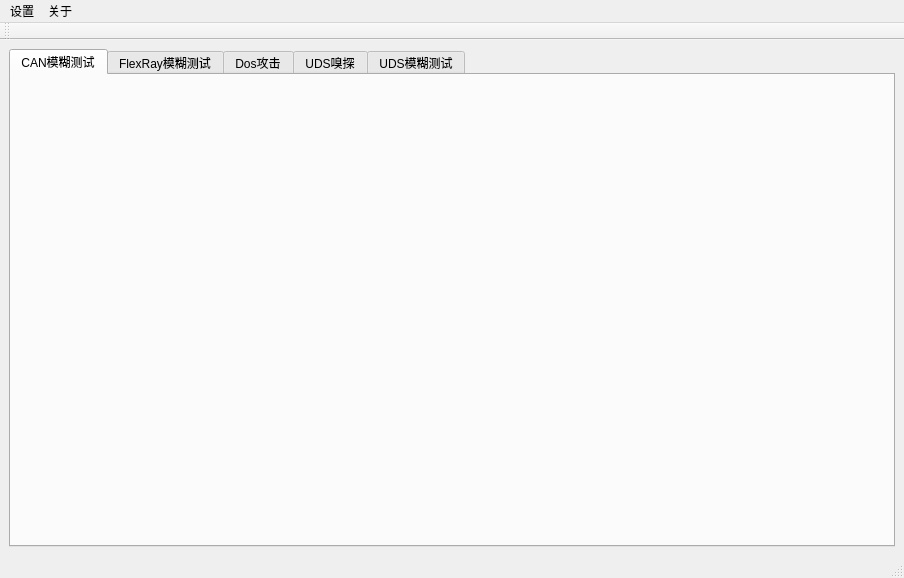
Old version of the form ui/main_window.ui in the repository hongyan3/fuzz_platform.
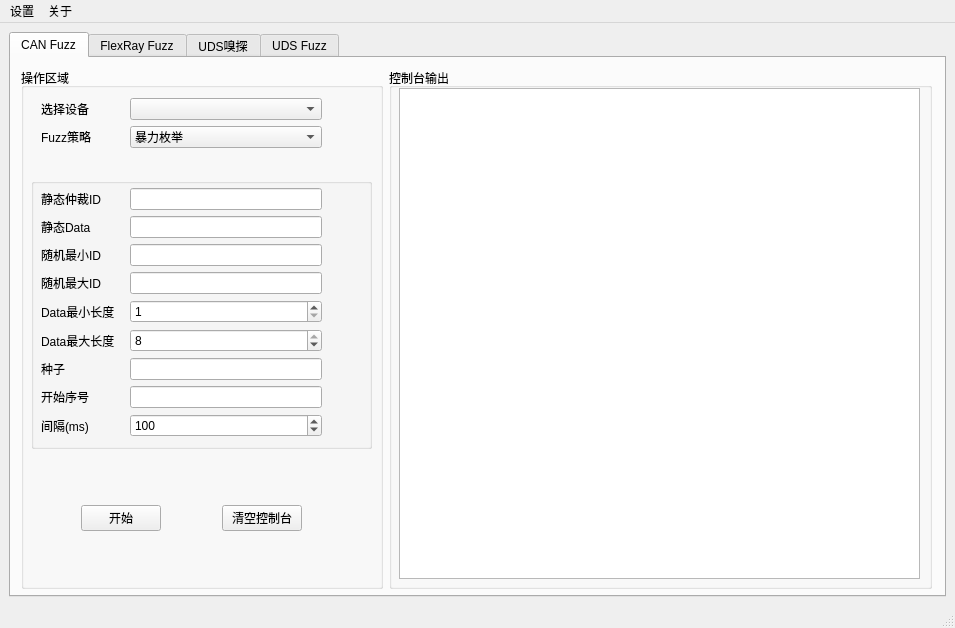
New version of the form. Icons and pictures are not drawn.

What changed in the file:
```diff
--- a/ui/main_window.ui
+++ b/ui/main_window.ui
@@ -6,10 +6,16 @@
    <rect>
     <x>0</x>
     <y>0</y>
-    <width>904</width>
-    <height>578</height>
+    <width>955</width>
+    <height>628</height>
    </rect>
   </property>
+  <property name="sizePolicy">
+   <sizepolicy hsizetype="Preferred" vsizetype="Preferred">
+    <horstretch>0</horstretch>
+    <verstretch>0</verstretch>
+   </sizepolicy>
+  </property>
   <property name="windowTitle">
    <string>Fuzz Platform V0.10</string>
   </property>
@@ -21,42 +27,394 @@
    <bool>false</bool>
   </property>
   <widget class="QWidget" name="centralwidget">
+   <property name="sizePolicy">
+    <sizepolicy hsizetype="Preferred" vsizetype="Preferred">
+     <horstretch>0</horstretch>
+     <verstretch>0</verstretch>
+    </sizepolicy>
+   </property>
    <layout class="QHBoxLayout" name="horizontalLayout">
     <item>
-     <layout class="QVBoxLayout" name="verticalLayout">
-      <item>
-       <widget class="QTabWidget" name="tabWidget">
-        <property name="currentIndex">
-         <number>0</number>
+     <widget class="QTabWidget" name="tabWidget">
+      <property name="currentIndex">
+       <number>0</number>
+      </property>
+      <widget class="QWidget" name="tab">
+       <property name="sizePolicy">
+        <sizepolicy hsizetype="Preferred" vsizetype="Preferred">
+         <horstretch>0</horstretch>
+         <verstretch>0</verstretch>
+        </sizepolicy>
+       </property>
+       <attribute name="title">
+        <string>CAN Fuzz</string>
+       </attribute>
+       <widget class="QWidget" name="layoutWidget">
+        <property name="geometry">
+         <rect>
+          <x>10</x>
+          <y>10</y>
+          <width>911</width>
+          <height>521</height>
+         </rect>
         </property>
-        <widget class="QWidget" name="tab_1">
-         <attribute name="title">
-          <string>CAN模糊测试</string>
-         </attribute>
-        </widget>
-        <widget class="QWidget" name="tab_2">
-         <attribute name="title">
-          <string>FlexRay模糊测试</string>
-         </attribute>
-        </widget>
-        <widget class="QWidget" name="tab_3">
-         <attribute name="title">
-          <string>Dos攻击</string>
-         </attribute>
-        </widget>
-        <widget class="QWidget" name="tab_4">
-         <attribute name="title">
-          <string>UDS嗅探</string>
-         </attribute>
-        </widget>
-        <widget class="QWidget" name="tab_5">
-         <attribute name="title">
-          <string>UDS模糊测试</string>
-         </attribute>
-        </widget>
+        <layout class="QHBoxLayout" name="horizontalLayout_2" stretch="4,6">
+         <item>
+          <widget class="QGroupBox" name="operating_area">
+           <property name="title">
+            <string>操作区域</string>
+           </property>
+           <widget class="QWidget" name="layoutWidget">
+            <property name="geometry">
+             <rect>
+              <x>20</x>
+              <y>30</y>
+              <width>281</width>
+              <height>50</height>
+             </rect>
+            </property>
+            <layout class="QGridLayout" name="gridLayout" columnstretch="3,7">
+             <item row="1" column="0">
+              <widget class="QLabel" name="label_2">
+               <property name="text">
+                <string>Fuzz策略</string>
+               </property>
+              </widget>
+             </item>
+             <item row="0" column="0">
+              <widget class="QLabel" name="label">
+               <property name="text">
+                <string>选择设备</string>
+               </property>
+              </widget>
+             </item>
+             <item row="1" column="1">
+              <widget class="QComboBox" name="fuzz_select">
+               <item>
+                <property name="text">
+                 <string>暴力枚举</string>
+                </property>
+               </item>
+               <item>
+                <property name="text">
+                 <string>随机Fuzz</string>
+                </property>
+               </item>
+              </widget>
+             </item>
+             <item row="0" column="1">
+              <widget class="QComboBox" name="device_select"/>
+             </item>
+            </layout>
+           </widget>
+           <widget class="QGroupBox" name="random_fuzz">
+            <property name="geometry">
+             <rect>
+              <x>10</x>
+              <y>110</y>
+              <width>341</width>
+              <height>271</height>
+             </rect>
+            </property>
+            <property name="title">
+             <string/>
+            </property>
+            <widget class="QStackedWidget" name="stackedWidget">
+             <property name="geometry">
+              <rect>
+               <x>0</x>
+               <y>0</y>
+               <width>341</width>
+               <height>271</height>
+              </rect>
+             </property>
+             <property name="currentIndex">
+              <number>1</number>
+             </property>
+             <widget class="QWidget" name="b_fuzz_operation_page">
+              <widget class="QWidget" name="layoutWidget_2">
+               <property name="geometry">
+                <rect>
+                 <x>10</x>
+                 <y>10</y>
+                 <width>281</width>
+                 <height>151</height>
+                </rect>
+               </property>
+               <layout class="QGridLayout" name="gridLayout_2" columnstretch="3,7">
+                <item row="0" column="1">
+                 <widget class="QLineEdit" name="fixed_arb_id"/>
+                </item>
+                <item row="1" column="1">
+                 <widget class="QLineEdit" name="initial_data"/>
+                </item>
+                <item row="3" column="1">
+                 <widget class="QLineEdit" name="brute_start_index"/>
+                </item>
+                <item row="0" column="0">
+                 <widget class="QLabel" name="label_3">
+                  <property name="text">
+                   <string>固定ID</string>
+                  </property>
+                 </widget>
+                </item>
+                <item row="2" column="1">
+                 <widget class="QLineEdit" name="fuzz_bit_map"/>
+                </item>
+                <item row="4" column="0">
+                 <widget class="QLabel" name="label_9">
+                  <property name="text">
+                   <string>间隔(ms)</string>
+                  </property>
+                 </widget>
+                </item>
+                <item row="3" column="0">
+                 <widget class="QLabel" name="label_11">
+                  <property name="text">
+                   <string>开始序号</string>
+                  </property>
+                 </widget>
+                </item>
+                <item row="2" column="0">
+                 <widget class="QLabel" name="label_5">
+                  <property name="text">
+                   <string>模糊位</string>
+                  </property>
+                 </widget>
+                </item>
+                <item row="1" column="0">
+                 <widget class="QLabel" name="label_4">
+                  <property name="text">
+                   <string>初始Data</string>
+                  </property>
+                 </widget>
+                </item>
+                <item row="4" column="1">
+                 <widget class="QSpinBox" name="brute_delay">
+                  <property name="maximum">
+                   <number>9999999</number>
+                  </property>
+                  <property name="value">
+                   <number>100</number>
+                  </property>
+                 </widget>
+                </item>
+               </layout>
+              </widget>
+             </widget>
+             <widget class="QWidget" name="a_fuzz_operation_page_2">
+              <widget class="QWidget" name="layoutWidget_3">
+               <property name="geometry">
+                <rect>
+                 <x>10</x>
+                 <y>10</y>
+                 <width>281</width>
+                 <height>252</height>
+                </rect>
+               </property>
+               <layout class="QGridLayout" name="gridLayout_3" columnstretch="3,7">
+                <item row="1" column="0">
+                 <widget class="QLabel" name="label_12">
+                  <property name="text">
+                   <string>静态Data</string>
+                  </property>
+                 </widget>
+                </item>
+                <item row="8" column="1">
+                 <widget class="QSpinBox" name="random_delay">
+                  <property name="maximum">
+                   <number>9999999</number>
+                  </property>
+                  <property name="value">
+                   <number>100</number>
+                  </property>
+                 </widget>
+                </item>
+                <item row="8" column="0">
+                 <widget class="QLabel" name="label_13">
+                  <property name="text">
+                   <string>间隔(ms)</string>
+                  </property>
+                 </widget>
+                </item>
+                <item row="6" column="0">
+                 <widget class="QLabel" name="label_14">
+                  <property name="text">
+                   <string>种子</string>
+                  </property>
+                 </widget>
+                </item>
+                <item row="0" column="0">
+                 <widget class="QLabel" name="label_15">
+                  <property name="text">
+                   <string>静态仲裁ID</string>
+                  </property>
+                 </widget>
+                </item>
+                <item row="6" column="1">
+                 <widget class="QLineEdit" name="seed"/>
+                </item>
+                <item row="1" column="1">
+                 <widget class="QLineEdit" name="static_data"/>
+                </item>
+                <item row="4" column="0">
+                 <widget class="QLabel" name="label_16">
+                  <property name="text">
+                   <string>Data最小长度</string>
+                  </property>
+                 </widget>
+                </item>
+                <item row="7" column="1">
+                 <widget class="QLineEdit" name="random_start_index"/>
+                </item>
+                <item row="2" column="0">
+                 <widget class="QLabel" name="label_17">
+                  <property name="text">
+                   <string>随机最小ID</string>
+                  </property>
+                 </widget>
+                </item>
+                <item row="3" column="0">
+                 <widget class="QLabel" name="label_18">
+                  <property name="text">
+                   <string>随机最大ID</string>
+                  </property>
+                 </widget>
+                </item>
+                <item row="4" column="1">
+                 <widget class="QSpinBox" name="data_min_length">
+                  <property name="minimum">
+                   <number>1</number>
+                  </property>
+                  <property name="maximum">
+                   <number>8</number>
+                  </property>
+                  <property name="value">
+                   <number>1</number>
+                  </property>
+                 </widget>
+                </item>
+                <item row="7" column="0">
+                 <widget class="QLabel" name="label_19">
+                  <property name="text">
+                   <string>开始序号</string>
+                  </property>
+                 </widget>
+                </item>
+                <item row="0" column="1">
+                 <widget class="QLineEdit" name="static_arb_id"/>
+                </item>
+                <item row="5" column="1">
+                 <widget class="QSpinBox" name="data_max_length">
+                  <property name="minimum">
+                   <number>1</number>
+                  </property>
+                  <property name="maximum">
+                   <number>8</number>
+                  </property>
+                  <property name="value">
+                   <number>8</number>
+                  </property>
+                 </widget>
+                </item>
+                <item row="5" column="0">
+                 <widget class="QLabel" name="label_20">
+                  <property name="text">
+                   <string>Data最大长度</string>
+                  </property>
+                 </widget>
+                </item>
+                <item row="2" column="1">
+                 <widget class="QLineEdit" name="random_min_id"/>
+                </item>
+                <item row="3" column="1">
+                 <widget class="QLineEdit" name="random_max_id"/>
+                </item>
+               </layout>
+              </widget>
+             </widget>
+            </widget>
+           </widget>
+           <widget class="QWidget" name="layoutWidget">
+            <property name="geometry">
+             <rect>
+              <x>60</x>
+              <y>420</y>
+              <width>221</width>
+              <height>61</height>
+             </rect>
+            </property>
+            <layout class="QHBoxLayout" name="horizontalLayout_3">
+             <item>
+              <widget class="QPushButton" name="can_fuzz_start">
+               <property name="text">
+                <string>开始</string>
+               </property>
+              </widget>
+             </item>
+             <item>
+              <spacer name="horizontalSpacer">
+               <property name="orientation">
+                <enum>Qt::Horizontal</enum>
+               </property>
+               <property name="sizeHint" stdset="0">
+                <size>
+                 <width>40</width>
+                 <height>20</height>
+                </size>
+               </property>
+              </spacer>
+             </item>
+             <item>
+              <widget class="QPushButton" name="clear_console">
+               <property name="text">
+                <string>清空控制台</string>
+               </property>
+              </widget>
+             </item>
+            </layout>
+           </widget>
+          </widget>
+         </item>
+         <item>
+          <widget class="QGroupBox" name="console_area">
+           <property name="title">
+            <string>控制台输出</string>
+           </property>
+           <widget class="QTextBrowser" name="console_browser">
+            <property name="geometry">
+             <rect>
+              <x>10</x>
+              <y>20</y>
+              <width>521</width>
+              <height>491</height>
+             </rect>
+            </property>
+            <property name="cursor" stdset="0">
+             <cursorShape>IBeamCursor</cursorShape>
+            </property>
+           </widget>
+          </widget>
+         </item>
+        </layout>
        </widget>
-      </item>
-     </layout>
+      </widget>
+      <widget class="QWidget" name="tab_2">
+       <attribute name="title">
+        <string>FlexRay Fuzz</string>
+       </attribute>
+      </widget>
+      <widget class="QWidget" name="tab_3">
+       <attribute name="title">
+        <string>UDS嗅探</string>
+       </attribute>
+      </widget>
+      <widget class="QWidget" name="tab_4">
+       <attribute name="title">
+        <string>UDS Fuzz</string>
+       </attribute>
+      </widget>
+     </widget>
     </item>
    </layout>
   </widget>
@@ -66,7 +424,7 @@
     <rect>
      <x>0</x>
      <y>0</y>
-     <width>904</width>
+     <width>955</width>
      <height>22</height>
     </rect>
    </property>
@@ -84,17 +442,6 @@
    <addaction name="menu"/>
    <addaction name="menu_2"/>
   </widget>
-  <widget class="QToolBar" name="toolBar">
-   <property name="windowTitle">
-    <string>toolBar</string>
-   </property>
-   <attribute name="toolBarArea">
-    <enum>TopToolBarArea</enum>
-   </attribute>
-   <attribute name="toolBarBreak">
-    <bool>false</bool>
-   </attribute>
-  </widget>
   <action name="quit">
    <property name="text">
     <string>退出</string>
```
Left out of the diff: 65 changed lines with no effect on the pictures.
